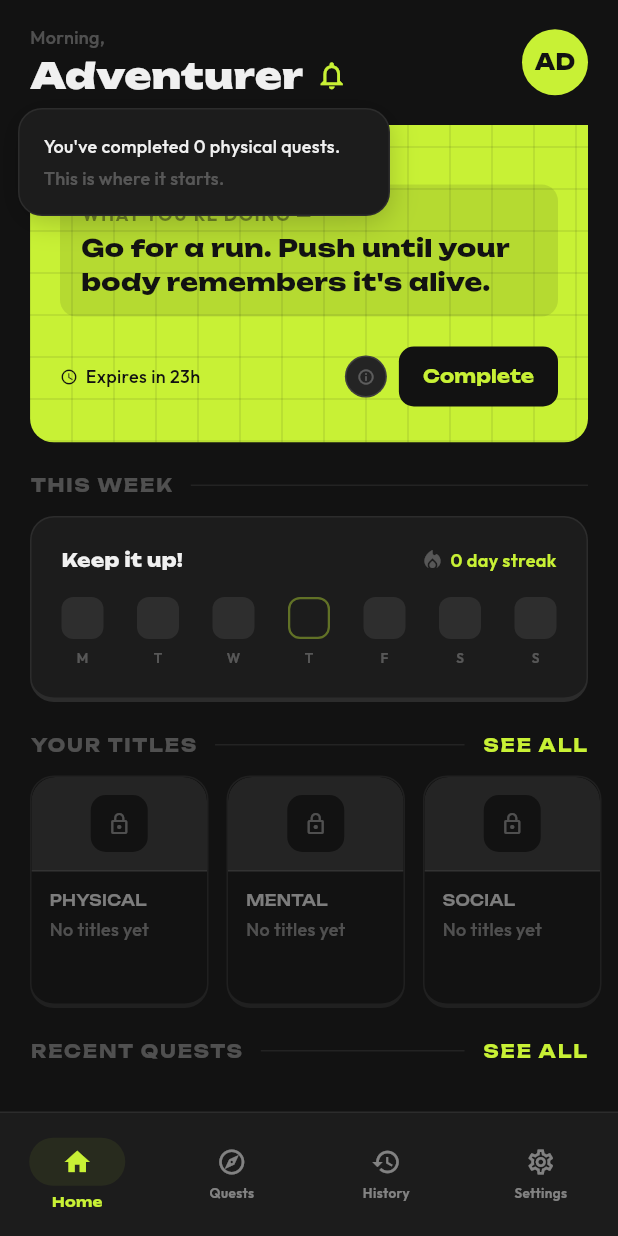
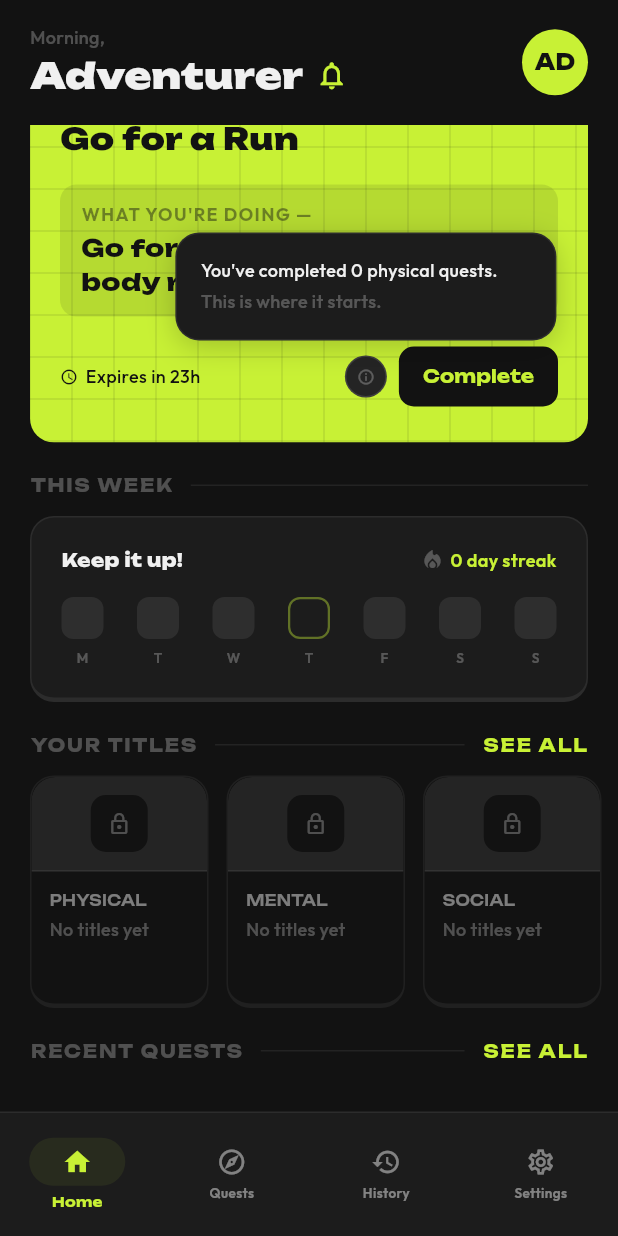
Before and after one commit to PatrickJohn243/altrr, a Flutter app: the HomeScreen screen opened by its route, scrolled down 41 dp, after a tap on the "info outline" icon, on a phone screen of 412 x 824 dp. Run offline on Flutter 3.47's test engine with Material 3 defaults, Android fonts, the phone set to English and light mode, and no system bars; our stand-ins replace device_preview, go_router, google_fonts, image_picker, isar, shared_preferences; accounts and stored records are empty; generated files the repository leaves out were written again.

Commit message:
refactor: replace custom tooltip overlay with built-in Tooltip

```diff
--- a/lib/core/widgets/quest_display_card.dart
+++ b/lib/core/widgets/quest_display_card.dart
@@ -5,8 +5,8 @@ import '../theme/app_colors.dart';
 import '../theme/app_typography.dart';
 import '../theme/app_spacing.dart';
 import 'grid_background.dart';
+import 'quest_tooltip.dart';
 
-/// Lime quest display card — shown on home screen.
 class QuestDisplayCard extends StatefulWidget {
   final String questTitle;
   final String description;
@@ -34,84 +34,77 @@ class QuestDisplayCard extends StatefulWidget {
 }
 
 class _QuestDisplayCardState extends State<QuestDisplayCard> {
-  final _infoKey = GlobalKey();
+  final _tooltipKey = GlobalKey<TooltipState>();
   final _random = Random();
-
-  OverlayEntry? _overlay;
-  _TooltipContent? _content;
-
-  @override
-  void dispose() {
-    _removeOverlay();
-    super.dispose();
-  }
+  TooltipContent _content = TooltipContent.encouragement(TooltipPhrases.encouragement[0]);
 
   void _onInfoTap() {
-    // Pick a random type (0=encouragement, 1=progress, 2=skip).
     final type = _random.nextInt(3);
-    _content = switch (type) {
-      0 => _TooltipContent.encouragement(
-          TooltipPhrases.encouragement[
-              _random.nextInt(TooltipPhrases.encouragement.length)],
-        ),
-      1 => _TooltipContent.progress(
+    final content = switch (type) {
+      0 => TooltipContent.encouragement(
+          TooltipPhrases.encouragement[_random.nextInt(TooltipPhrases.encouragement.length)]),
+      1 => TooltipContent.progress(
           category: widget.category,
           count: widget.questsInCategory,
         ),
-      _ => _TooltipContent.skip(
-          TooltipPhrases.skipReminders[
-              _random.nextInt(TooltipPhrases.skipReminders.length)],
-        ),
+      _ => TooltipContent.skip(
+          TooltipPhrases.skipReminders[_random.nextInt(TooltipPhrases.skipReminders.length)]),
     };
-    _showTooltip();
+    setState(() => _content = content);
+    WidgetsBinding.instance.addPostFrameCallback((_) {
+      _tooltipKey.currentState?.ensureTooltipVisible();
+    });
   }
 
-  void _showTooltip() {
-    _removeOverlay();
-
-    final box = _infoKey.currentContext?.findRenderObject() as RenderBox?;
-    if (box == null) return;
-
-    final offset = box.localToGlobal(Offset.zero);
-    final btnSize = box.size;
-    final screen = MediaQuery.of(context).size;
-    const tooltipWidth = 248.0;
-
-    final rawLeft = offset.dx + btnSize.width - tooltipWidth;
-    final left = rawLeft.clamp(12.0, screen.width - tooltipWidth - 12);
-    final bottom = screen.height - offset.dy + 10;
-
-    _overlay = OverlayEntry(
-      builder: (_) => Stack(
+  Widget _buildTooltipContent() {
+    return switch (_content.type) {
+      TooltipContentType.encouragement => Column(
+          crossAxisAlignment: CrossAxisAlignment.start,
+          mainAxisSize: MainAxisSize.min,
           children: [
-          // Barrier — dismiss on tap outside
-          Positioned.fill(
-            child: GestureDetector(
-              onTap: _removeOverlay,
-              behavior: HitTestBehavior.opaque,
-              child: const SizedBox.expand(),
+            Text(_content.phrase!, style: AppTypography.outfitMedium(12, AppColors.textPrimary)),
+            const SizedBox(height: 4),
+            Text('— altrr', style: AppTypography.outfitMedium(11, AppColors.textMuted)),
+          ],
         ),
+      TooltipContentType.progress => Column(
+          crossAxisAlignment: CrossAxisAlignment.start,
+          mainAxisSize: MainAxisSize.min,
+          children: [
+            Text(
+              "You've completed ${_content.count} ${_content.category!.toLowerCase()} quests.",
+              style: AppTypography.outfitMedium(12, AppColors.textPrimary),
             ),
-          // Tooltip card
-          Positioned(
-            left: left,
-            bottom: bottom,
-            width: tooltipWidth,
-            child: Material(
-              color: Colors.transparent,
-              child: _TooltipCard(content: _content!),
-            ),
+            const SizedBox(height: 4),
+            Text(
+              TooltipPhrases.categoryPostText(_content.count),
+              style: AppTypography.outfitMedium(12, AppColors.textMuted),
             ),
           ],
         ),
-    );
-
-    Overlay.of(context).insert(_overlay!);
+      TooltipContentType.skip => RichText(
+          text: TextSpan(
+            style: AppTypography.outfitMedium(12, AppColors.textMuted),
+            children: _buildSkipSpans(_content.phrase!),
+          ),
+        ),
+    };
   }
 
-  void _removeOverlay() {
-    _overlay?.remove();
-    _overlay = null;
+  List<TextSpan> _buildSkipSpans(String text) {
+    final spans = <TextSpan>[];
+    final regex = RegExp(r'[Ss]kip\w*');
+    int last = 0;
+    for (final match in regex.allMatches(text)) {
+      if (match.start > last) spans.add(TextSpan(text: text.substring(last, match.start)));
+      spans.add(TextSpan(
+        text: match.group(0),
+        style: const TextStyle(color: AppColors.danger),
+      ));
+      last = match.end;
+    }
+    if (last < text.length) spans.add(TextSpan(text: text.substring(last)));
+    return spans;
   }
 
   @override
@@ -129,7 +122,6 @@ class _QuestDisplayCardState extends State<QuestDisplayCard> {
             child: Column(
               crossAxisAlignment: CrossAxisAlignment.start,
               children: [
-                // Assigned-by indicator
                 Row(
                   children: [
                     Container(
@@ -137,32 +129,22 @@ class _QuestDisplayCardState extends State<QuestDisplayCard> {
                       height: 6,
                       decoration: const BoxDecoration(
                         color: AppColors.questCardTextMuted,
-                        borderRadius:
-                            BorderRadius.all(Radius.circular(AppRadius.dot)),
+                        borderRadius: BorderRadius.all(Radius.circular(AppRadius.dot)),
                       ),
                     ),
                     const SizedBox(width: 4),
                     Text(
-                      widget.assignedByAltrr
-                          ? 'Assigned by ALTRR'
-                          : 'Anonymously assigned',
-                      style: AppTypography.outfitSemiBold(
-                          10, AppColors.questCardTextMuted),
+                      widget.assignedByAltrr ? 'Assigned by ALTRR' : 'Anonymously assigned',
+                      style: AppTypography.outfitSemiBold(10, AppColors.questCardTextMuted),
                     ),
                   ],
                 ),
                 const SizedBox(height: 2),
-                // Quest title
-                Text(
-                  widget.questTitle,
-                  style: AppTypography.questTitle,
-                ),
+                Text(widget.questTitle, style: AppTypography.questTitle),
                 const SizedBox(height: AppSpacing.lg),
-                // "What you're doing" box
                 Container(
                   width: double.infinity,
-                  padding: const EdgeInsets.symmetric(
-                      horizontal: 14, vertical: 11),
+                  padding: const EdgeInsets.symmetric(horizontal: 14, vertical: 11),
                   decoration: const BoxDecoration(
                     color: AppColors.questCardOverlay,
                     borderRadius: BorderRadius.all(Radius.circular(11)),
@@ -172,68 +154,75 @@ class _QuestDisplayCardState extends State<QuestDisplayCard> {
                     children: [
                       Text(
                         "WHAT YOU'RE DOING —",
-                        style: AppTypography.outfitBold(
-                                12, AppColors.questCardTextDim)
+                        style: AppTypography.outfitBold(12, AppColors.questCardTextDim)
                             .copyWith(letterSpacing: 0.9),
                       ),
                       const SizedBox(height: 3),
-                      Text(
-                        widget.description,
-                        style: AppTypography.questDescription,
-                      ),
+                      Text(widget.description, style: AppTypography.questDescription),
                     ],
                   ),
                 ),
                 const SizedBox(height: AppSpacing.lg),
-                // Footer: expiry + info + complete
                 Row(
                   children: [
-                    const Icon(Icons.access_time,
-                        size: 12, color: AppColors.textInverse),
+                    const Icon(Icons.access_time, size: 12, color: AppColors.textInverse),
                     const SizedBox(width: 5),
                     Expanded(
                       child: Text(
                         widget.expiryText,
-                        style: AppTypography.outfitMedium(
-                            12, AppColors.textInverse),
+                        style: AppTypography.outfitMedium(12, AppColors.textInverse),
                       ),
                     ),
-                    // Info button
-                    GestureDetector(
-                      key: _infoKey,
+                    Tooltip(
+                      key: _tooltipKey,
+                      triggerMode: TooltipTriggerMode.manual,
+                      preferBelow: false,
+                      showDuration: const Duration(seconds: 4),
+                      decoration: BoxDecoration(
+                        color: AppColors.bgSurface,
+                        borderRadius: BorderRadius.circular(AppRadius.card),
+                        border: Border.all(color: AppColors.borderSubtle),
+                        boxShadow: const [
+                          BoxShadow(
+                            color: Color(0x33000000),
+                            blurRadius: 16,
+                            offset: Offset(0, 4),
+                          ),
+                        ],
+                      ),
+                      padding: const EdgeInsets.all(AppSpacing.cardPaddingMd),
+                      richMessage: WidgetSpan(
+                        child: SizedBox(width: 220, child: _buildTooltipContent()),
+                      ),
+                      child: GestureDetector(
                         onTap: _onInfoTap,
                         child: Container(
                           width: 28,
                           height: 28,
                           decoration: BoxDecoration(
                             color: AppColors.bgElevated,
-                          borderRadius:
-                              const BorderRadius.all(Radius.circular(14)),
+                            borderRadius: const BorderRadius.all(Radius.circular(14)),
                             border: Border.all(color: AppColors.borderMid),
                           ),
-                        child: const Icon(Icons.info_outline,
-                            size: 12, color: AppColors.textMuted),
+                          child: const Icon(Icons.info_outline, size: 12, color: AppColors.textMuted),
+                        ),
                       ),
                     ),
                     const SizedBox(width: AppSpacing.sm),
-                    // Complete button
                     ElevatedButton(
                       style: ElevatedButton.styleFrom(
                         backgroundColor: AppColors.bgPrimary,
                         foregroundColor: AppColors.accent,
-                        padding: const EdgeInsets.symmetric(
-                            horizontal: 16, vertical: 9),
+                        padding: const EdgeInsets.symmetric(horizontal: 16, vertical: 9),
                         shape: const RoundedRectangleBorder(
-                          borderRadius: BorderRadius.all(
-                              Radius.circular(AppRadius.button)),
+                          borderRadius: BorderRadius.all(Radius.circular(AppRadius.button)),
                         ),
                         elevation: 0,
                       ),
                       onPressed: widget.onComplete,
                       child: Text(
                         'Complete',
-                        style: AppTypography.ctaButton
-                            .copyWith(color: AppColors.accent),
+                        style: AppTypography.ctaButton.copyWith(color: AppColors.accent),
                       ),
                     ),
                   ],
@@ -246,125 +235,3 @@ class _QuestDisplayCardState extends State<QuestDisplayCard> {
     );
   }
 }
-
-// ── Tooltip content model ─────────────────────────────────────────────────────
-
-enum _ContentType { encouragement, progress, skip }
-
-class _TooltipContent {
-  final _ContentType type;
-  final String? phrase;
-  final String? category;
-  final int count;
-
-  const _TooltipContent._({
-    required this.type,
-    this.phrase,
-    this.category,
-    this.count = 0,
-  });
-
-  factory _TooltipContent.encouragement(String phrase) =>
-      _TooltipContent._(type: _ContentType.encouragement, phrase: phrase);
-
-  factory _TooltipContent.progress({
-    required String category,
-    required int count,
-  }) =>
-      _TooltipContent._(
-          type: _ContentType.progress, category: category, count: count);
-
-  factory _TooltipContent.skip(String phrase) =>
-      _TooltipContent._(type: _ContentType.skip, phrase: phrase);
-}
-
-// ── Tooltip card ──────────────────────────────────────────────────────────────
-
-class _TooltipCard extends StatelessWidget {
-  final _TooltipContent content;
-
-  const _TooltipCard({required this.content});
-
-  @override
-  Widget build(BuildContext context) {
-    return Container(
-      padding: const EdgeInsets.all(AppSpacing.cardPaddingMd),
-      decoration: BoxDecoration(
-        color: AppColors.bgSurface,
-        borderRadius: BorderRadius.circular(AppRadius.card),
-        border: Border.all(color: AppColors.borderSubtle),
-        boxShadow: const [
-          BoxShadow(
-            color: Color(0x33000000),
-            blurRadius: 16,
-            offset: Offset(0, 4),
-          ),
-        ],
-      ),
-      child: switch (content.type) {
-        _ContentType.encouragement => _buildEncouragement(),
-        _ContentType.progress      => _buildProgress(),
-        _ContentType.skip          => _buildSkip(),
-      },
-    );
-  }
-
-  Widget _buildEncouragement() => Column(
-        crossAxisAlignment: CrossAxisAlignment.start,
-        mainAxisSize: MainAxisSize.min,
-        children: [
-          Text(
-            content.phrase!,
-            style: AppTypography.outfitMedium(12, AppColors.textPrimary),
-          ),
-          const SizedBox(height: 4),
-          Text(
-            '— altrr',
-            style: AppTypography.outfitMedium(11, AppColors.textMuted),
-          ),
-        ],
-      );
-
-  Widget _buildProgress() => Column(
-        crossAxisAlignment: CrossAxisAlignment.start,
-        mainAxisSize: MainAxisSize.min,
-        children: [
-          Text(
-            "You've completed ${content.count} ${content.category!.toLowerCase()} quests.",
-            style: AppTypography.outfitMedium(12, AppColors.textPrimary),
-          ),
-          const SizedBox(height: 4),
-          Text(
-            TooltipPhrases.categoryPostText(content.count),
-            style: AppTypography.outfitMedium(12, AppColors.textMuted),
-          ),
-        ],
-      );
-
-  Widget _buildSkip() => RichText(
-        text: TextSpan(
-          style: AppTypography.outfitMedium(12, AppColors.textMuted),
-          children: _buildSkipSpans(content.phrase!),
-        ),
-      );
-
-  List<TextSpan> _buildSkipSpans(String text) {
-    final spans = <TextSpan>[];
-    final regex = RegExp(r'[Ss]kip\w*');
-    int last = 0;
-    for (final match in regex.allMatches(text)) {
-      if (match.start > last) {
-        spans.add(TextSpan(text: text.substring(last, match.start)));
-      }
-      spans.add(TextSpan(
-        text: match.group(0),
-        style: const TextStyle(color: AppColors.danger),
-      ));
-      last = match.end;
-    }
-    if (last < text.length) {
-      spans.add(TextSpan(text: text.substring(last)));
-    }
-    return spans;
-  }
-}
--- /dev/null
+++ b/lib/core/widgets/quest_tooltip.dart
@@ -0,0 +1,24 @@
+enum TooltipContentType { encouragement, progress, skip }
+
+class TooltipContent {
+  final TooltipContentType type;
+  final String? phrase;
+  final String? category;
+  final int count;
+
+  const TooltipContent._({
+    required this.type,
+    this.phrase,
+    this.category,
+    this.count = 0,
+  });
+
+  factory TooltipContent.encouragement(String phrase) =>
+      TooltipContent._(type: TooltipContentType.encouragement, phrase: phrase);
+
+  factory TooltipContent.progress({required String category, required int count}) =>
+      TooltipContent._(type: TooltipContentType.progress, category: category, count: count);
+
+  factory TooltipContent.skip(String phrase) =>
+      TooltipContent._(type: TooltipContentType.skip, phrase: phrase);
+}
```
Lines whose indentation alone changed are shown as unchanged.
